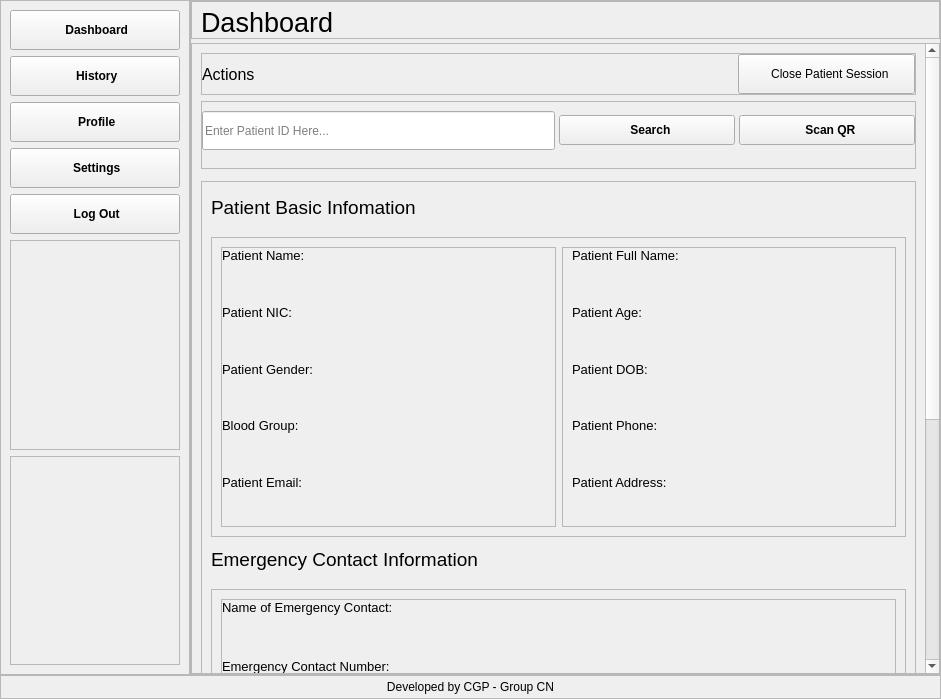
Before: the Qt Designer form config/ux.ui in upekshaip/medical-project-app, drawn with Qt 5.
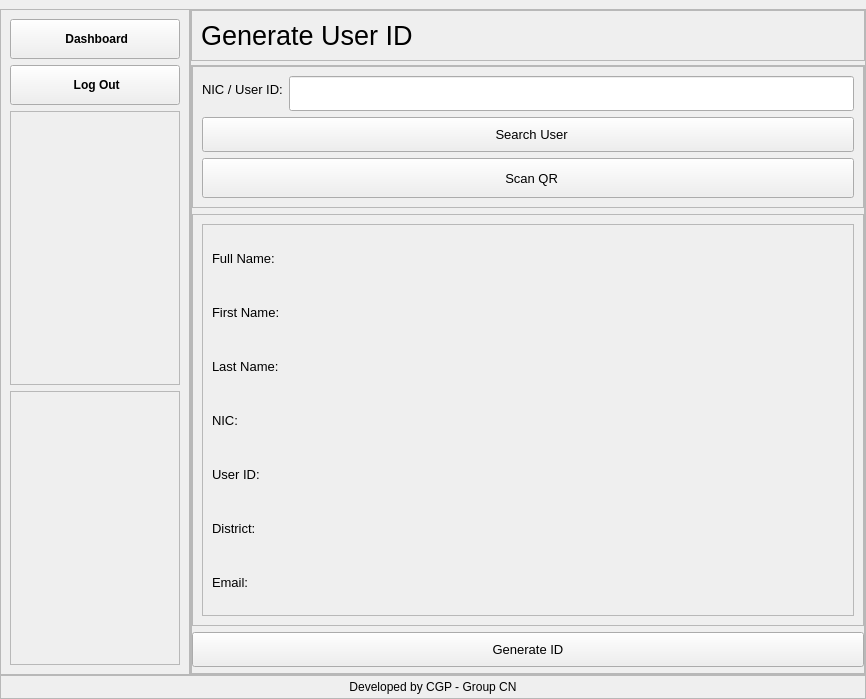
After: the same form once the commit is applied. The open tabs and pages were chosen to show the change. Icons and pictures are not drawn.

Commit message: added the service acc panel

The edit to the form file:
```diff
--- a/config/ux.ui
+++ b/config/ux.ui
@@ -6,7 +6,7 @@
    <rect>
     <x>0</x>
     <y>0</y>
-    <width>941</width>
+    <width>866</width>
     <height>699</height>
    </rect>
   </property>
@@ -52,10 +52,10 @@
 background-color: white;
 }
 
-#side_menu, #side_menu_settings {
+#side_menu, #side_menu_settings, #service_sidemenu {
 background-color: #e3cfff;
 }
-#login_frame {
+#login_frame, #login_frame_2 {
 border: 2px solid #e3cfff;
 border-radius: 15px;
 background-color: #f2e8ff;
@@ -117,7 +117,9 @@
 #menu_profile,
 #menu_logout,
 #menu_settings,
-#back_btn {
+#back_btn,
+#menu_dash_service,
+#menu_logout_service {
   background-color: #0040ff;
   border: 2px solid #0040ff;
   color: white;
@@ -133,7 +135,9 @@
 #menu_cls:hover,
 #menu_logout:hover,
 #settings_btn:hover,
-#back_btn:hover {
+#back_btn:hover,
+#menu_dash_service:hover,
+#menu_logout_service:hover {
   background-color: #0030bf;
   border: 2px solid #0030bf;
   color: white;
@@ -162,7 +166,7 @@
     <item>
      <widget class="QStackedWidget" name="stackedWidget">
       <property name="currentIndex">
-       <number>1</number>
+       <number>4</number>
       </property>
       <widget class="QWidget" name="doctor_login_page">
        <layout class="QHBoxLayout" name="horizontalLayout_11">
@@ -791,7 +795,7 @@
                    <rect>
                     <x>0</x>
                     <y>0</y>
-                    <width>732</width>
+                    <width>657</width>
                     <height>1056</height>
                    </rect>
                   </property>
@@ -3567,6 +3571,897 @@
         </item>
        </layout>
       </widget>
+      <widget class="QWidget" name="emplooyee_login_page">
+       <layout class="QHBoxLayout" name="horizontalLayout_19">
+        <item>
+         <widget class="QFrame" name="login_frame_2">
+          <property name="maximumSize">
+           <size>
+            <width>450</width>
+            <height>650</height>
+           </size>
+          </property>
+          <property name="frameShape">
+           <enum>QFrame::StyledPanel</enum>
+          </property>
+          <property name="frameShadow">
+           <enum>QFrame::Raised</enum>
+          </property>
+          <layout class="QVBoxLayout" name="verticalLayout_76" stretch="1,1,1">
+           <item>
+            <widget class="QFrame" name="frame_109">
+             <property name="frameShape">
+              <enum>QFrame::StyledPanel</enum>
+             </property>
+             <property name="frameShadow">
+              <enum>QFrame::Raised</enum>
+             </property>
+             <layout class="QHBoxLayout" name="horizontalLayout_38" stretch="0,0">
+              <property name="leftMargin">
+               <number>30</number>
+              </property>
+              <item>
+               <widget class="QLabel" name="label_104">
+                <property name="minimumSize">
+                 <size>
+                  <width>0</width>
+                  <height>0</height>
+                 </size>
+                </property>
+                <property name="maximumSize">
+                 <size>
+                  <width>120</width>
+                  <height>120</height>
+                 </size>
+                </property>
+                <property name="text">
+                 <string/>
+                </property>
+                <property name="pixmap">
+                 <pixmap>logo.png</pixmap>
+                </property>
+                <property name="scaledContents">
+                 <bool>true</bool>
+                </property>
+               </widget>
+              </item>
+              <item>
+               <widget class="QFrame" name="frame_35">
+                <property name="frameShape">
+                 <enum>QFrame::StyledPanel</enum>
+                </property>
+                <property name="frameShadow">
+                 <enum>QFrame::Raised</enum>
+                </property>
+                <layout class="QVBoxLayout" name="verticalLayout_20">
+                 <item>
+                  <widget class="QLabel" name="label_47">
+                   <property name="font">
+                    <font>
+                     <family>Arial</family>
+                     <pointsize>32</pointsize>
+                     <weight>50</weight>
+                     <italic>false</italic>
+                     <bold>false</bold>
+                    </font>
+                   </property>
+                   <property name="text">
+                    <string>MedSync</string>
+                   </property>
+                   <property name="alignment">
+                    <set>Qt::AlignBottom|Qt::AlignLeading|Qt::AlignLeft</set>
+                   </property>
+                  </widget>
+                 </item>
+                 <item>
+                  <widget class="QLabel" name="label_48">
+                   <property name="maximumSize">
+                    <size>
+                     <width>16777215</width>
+                     <height>65</height>
+                    </size>
+                   </property>
+                   <property name="font">
+                    <font>
+                     <family>Arial</family>
+                     <pointsize>10</pointsize>
+                     <weight>75</weight>
+                     <italic>false</italic>
+                     <bold>true</bold>
+                    </font>
+                   </property>
+                   <property name="text">
+                    <string>SERVICE ACCOUNT LOGIN</string>
+                   </property>
+                   <property name="alignment">
+                    <set>Qt::AlignLeading|Qt::AlignLeft|Qt::AlignTop</set>
+                   </property>
+                  </widget>
+                 </item>
+                </layout>
+               </widget>
+              </item>
+             </layout>
+            </widget>
+           </item>
+           <item>
+            <widget class="QFrame" name="frame_110">
+             <property name="frameShape">
+              <enum>QFrame::StyledPanel</enum>
+             </property>
+             <property name="frameShadow">
+              <enum>QFrame::Raised</enum>
+             </property>
+             <layout class="QVBoxLayout" name="verticalLayout_77" stretch="2,1,2,1">
+              <item>
+               <widget class="QLabel" name="label_100">
+                <property name="maximumSize">
+                 <size>
+                  <width>16777215</width>
+                  <height>30</height>
+                 </size>
+                </property>
+                <property name="font">
+                 <font>
+                  <pointsize>10</pointsize>
+                  <weight>50</weight>
+                  <italic>false</italic>
+                  <bold>false</bold>
+                 </font>
+                </property>
+                <property name="text">
+                 <string>Username:</string>
+                </property>
+                <property name="alignment">
+                 <set>Qt::AlignBottom|Qt::AlignLeading|Qt::AlignLeft</set>
+                </property>
+               </widget>
+              </item>
+              <item>
+               <widget class="QLineEdit" name="service_login_username">
+                <property name="minimumSize">
+                 <size>
+                  <width>0</width>
+                  <height>30</height>
+                 </size>
+                </property>
+               </widget>
+              </item>
+              <item>
+               <widget class="QLabel" name="label_102">
+                <property name="minimumSize">
+                 <size>
+                  <width>0</width>
+                  <height>0</height>
+                 </size>
+                </property>
+                <property name="maximumSize">
+                 <size>
+                  <width>16777215</width>
+                  <height>30</height>
+                 </size>
+                </property>
+                <property name="font">
+                 <font>
+                  <pointsize>10</pointsize>
+                  <weight>50</weight>
+                  <italic>false</italic>
+                  <bold>false</bold>
+                 </font>
+                </property>
+                <property name="text">
+                 <string>Password:</string>
+                </property>
+                <property name="alignment">
+                 <set>Qt::AlignBottom|Qt::AlignLeading|Qt::AlignLeft</set>
+                </property>
+               </widget>
+              </item>
+              <item>
+               <widget class="QLineEdit" name="service_login_password">
+                <property name="minimumSize">
+                 <size>
+                  <width>0</width>
+                  <height>30</height>
+                 </size>
+                </property>
+                <property name="font">
+                 <font>
+                  <family>MS Shell Dlg 2</family>
+                  <pointsize>10</pointsize>
+                  <weight>50</weight>
+                  <italic>false</italic>
+                  <bold>false</bold>
+                  <strikeout>false</strikeout>
+                  <stylestrategy>PreferDefault</stylestrategy>
+                 </font>
+                </property>
+                <property name="echoMode">
+                 <enum>QLineEdit::Password</enum>
+                </property>
+               </widget>
+              </item>
+             </layout>
+            </widget>
+           </item>
+           <item>
+            <widget class="QFrame" name="frame_111">
+             <property name="frameShape">
+              <enum>QFrame::StyledPanel</enum>
+             </property>
+             <property name="frameShadow">
+              <enum>QFrame::Raised</enum>
+             </property>
+             <layout class="QVBoxLayout" name="verticalLayout_78">
+              <item>
+               <widget class="QLabel" name="service_login_info">
+                <property name="maximumSize">
+                 <size>
+                  <width>16777215</width>
+                  <height>20</height>
+                 </size>
+                </property>
+                <property name="font">
+                 <font>
+                  <family>Arial</family>
+                  <pointsize>10</pointsize>
+                  <weight>50</weight>
+                  <italic>false</italic>
+                  <bold>false</bold>
+                 </font>
+                </property>
+                <property name="text">
+                 <string/>
+                </property>
+               </widget>
+              </item>
+              <item>
+               <widget class="QPushButton" name="service_login_btn">
+                <property name="minimumSize">
+                 <size>
+                  <width>0</width>
+                  <height>40</height>
+                 </size>
+                </property>
+                <property name="font">
+                 <font>
+                  <pointsize>10</pointsize>
+                 </font>
+                </property>
+                <property name="text">
+                 <string>Login</string>
+                </property>
+               </widget>
+              </item>
+              <item>
+               <widget class="QFrame" name="frame_112">
+                <property name="frameShape">
+                 <enum>QFrame::StyledPanel</enum>
+                </property>
+                <property name="frameShadow">
+                 <enum>QFrame::Raised</enum>
+                </property>
+               </widget>
+              </item>
+              <item>
+               <widget class="QPushButton" name="doc_switch_btn">
+                <property name="minimumSize">
+                 <size>
+                  <width>0</width>
+                  <height>35</height>
+                 </size>
+                </property>
+                <property name="font">
+                 <font>
+                  <pointsize>10</pointsize>
+                 </font>
+                </property>
+                <property name="text">
+                 <string>Go to Doctor Login Panel</string>
+                </property>
+               </widget>
+              </item>
+             </layout>
+            </widget>
+           </item>
+          </layout>
+         </widget>
+        </item>
+       </layout>
+      </widget>
+      <widget class="QWidget" name="service_area">
+       <layout class="QHBoxLayout" name="horizontalLayout_21" stretch="1,5">
+        <property name="spacing">
+         <number>0</number>
+        </property>
+        <property name="leftMargin">
+         <number>0</number>
+        </property>
+        <property name="rightMargin">
+         <number>0</number>
+        </property>
+        <property name="bottomMargin">
+         <number>0</number>
+        </property>
+        <item>
+         <widget class="QFrame" name="service_sidemenu">
+          <property name="frameShape">
+           <enum>QFrame::StyledPanel</enum>
+          </property>
+          <property name="frameShadow">
+           <enum>QFrame::Raised</enum>
+          </property>
+          <layout class="QVBoxLayout" name="verticalLayout_21">
+           <item>
+            <widget class="QPushButton" name="menu_dash_service">
+             <property name="minimumSize">
+              <size>
+               <width>0</width>
+               <height>40</height>
+              </size>
+             </property>
+             <property name="font">
+              <font>
+               <family>Arial</family>
+               <pointsize>9</pointsize>
+               <weight>75</weight>
+               <bold>true</bold>
+              </font>
+             </property>
+             <property name="text">
+              <string> Dashboard</string>
+             </property>
+             <property name="icon">
+              <iconset>
+               <normaloff>icons/dashboard.png</normaloff>icons/dashboard.png</iconset>
+             </property>
+             <property name="iconSize">
+              <size>
+               <width>25</width>
+               <height>25</height>
+              </size>
+             </property>
+            </widget>
+           </item>
+           <item>
+            <widget class="QPushButton" name="menu_logout_service">
+             <property name="minimumSize">
+              <size>
+               <width>0</width>
+               <height>40</height>
+              </size>
+             </property>
+             <property name="font">
+              <font>
+               <family>Arial</family>
+               <pointsize>9</pointsize>
+               <weight>75</weight>
+               <bold>true</bold>
+              </font>
+             </property>
+             <property name="text">
+              <string> Log Out</string>
+             </property>
+             <property name="icon">
+              <iconset>
+               <normaloff>icons/logout.png</normaloff>icons/logout.png</iconset>
+             </property>
+             <property name="iconSize">
+              <size>
+               <width>25</width>
+               <height>25</height>
+              </size>
+             </property>
+            </widget>
+           </item>
+           <item>
+            <widget class="QFrame" name="frame_36">
+             <property name="frameShape">
+              <enum>QFrame::StyledPanel</enum>
+             </property>
+             <property name="frameShadow">
+              <enum>QFrame::Raised</enum>
+             </property>
+            </widget>
+           </item>
+           <item>
+            <widget class="QFrame" name="frame_37">
+             <property name="frameShape">
+              <enum>QFrame::StyledPanel</enum>
+             </property>
+             <property name="frameShadow">
+              <enum>QFrame::Raised</enum>
+             </property>
+             <layout class="QHBoxLayout" name="horizontalLayout_20">
+              <item>
+               <widget class="QLabel" name="label_122">
+                <property name="minimumSize">
+                 <size>
+                  <width>150</width>
+                  <height>150</height>
+                 </size>
+                </property>
+                <property name="maximumSize">
+                 <size>
+                  <width>150</width>
+                  <height>150</height>
+                 </size>
+                </property>
+                <property name="autoFillBackground">
+                 <bool>false</bool>
+                </property>
+                <property name="text">
+                 <string/>
+                </property>
+                <property name="pixmap">
+                 <pixmap>logo.png</pixmap>
+                </property>
+                <property name="scaledContents">
+                 <bool>true</bool>
+                </property>
+                <property name="alignment">
+                 <set>Qt::AlignCenter</set>
+                </property>
+                <property name="wordWrap">
+                 <bool>false</bool>
+                </property>
+                <property name="openExternalLinks">
+                 <bool>false</bool>
+                </property>
+               </widget>
+              </item>
+             </layout>
+            </widget>
+           </item>
+          </layout>
+         </widget>
+        </item>
+        <item>
+         <widget class="QFrame" name="frame_38">
+          <property name="frameShape">
+           <enum>QFrame::StyledPanel</enum>
+          </property>
+          <property name="frameShadow">
+           <enum>QFrame::Raised</enum>
+          </property>
+          <layout class="QVBoxLayout" name="verticalLayout_22">
+           <property name="spacing">
+            <number>4</number>
+           </property>
+           <property name="leftMargin">
+            <number>0</number>
+           </property>
+           <property name="topMargin">
+            <number>0</number>
+           </property>
+           <property name="rightMargin">
+            <number>0</number>
+           </property>
+           <property name="bottomMargin">
+            <number>0</number>
+           </property>
+           <item>
+            <widget class="QFrame" name="frame_39">
+             <property name="font">
+              <font>
+               <pointsize>8</pointsize>
+              </font>
+             </property>
+             <property name="frameShape">
+              <enum>QFrame::StyledPanel</enum>
+             </property>
+             <property name="frameShadow">
+              <enum>QFrame::Raised</enum>
+             </property>
+             <layout class="QHBoxLayout" name="horizontalLayout_22">
+              <item>
+               <widget class="QLabel" name="label_49">
+                <property name="font">
+                 <font>
+                  <pointsize>20</pointsize>
+                 </font>
+                </property>
+                <property name="text">
+                 <string>Generate User ID</string>
+                </property>
+               </widget>
+              </item>
+             </layout>
+            </widget>
+           </item>
+           <item>
+            <widget class="QScrollArea" name="scrollArea_2">
+             <property name="widgetResizable">
+              <bool>true</bool>
+             </property>
+             <widget class="QWidget" name="scrollAreaWidgetContents_2">
+              <property name="geometry">
+               <rect>
+                <x>0</x>
+                <y>0</y>
+                <width>672</width>
+                <height>597</height>
+               </rect>
+              </property>
+              <layout class="QVBoxLayout" name="verticalLayout_23" stretch="0,1,0,0">
+               <property name="leftMargin">
+                <number>0</number>
+               </property>
+               <property name="topMargin">
+                <number>0</number>
+               </property>
+               <property name="rightMargin">
+                <number>0</number>
+               </property>
+               <property name="bottomMargin">
+                <number>0</number>
+               </property>
+               <item>
+                <widget class="QFrame" name="frame_40">
+                 <property name="maximumSize">
+                  <size>
+                   <width>16777215</width>
+                   <height>150</height>
+                  </size>
+                 </property>
+                 <property name="frameShape">
+                  <enum>QFrame::StyledPanel</enum>
+                 </property>
+                 <property name="frameShadow">
+                  <enum>QFrame::Raised</enum>
+                 </property>
+                 <layout class="QFormLayout" name="formLayout_5">
+                  <item row="0" column="0">
+                   <widget class="QLabel" name="label_50">
+                    <property name="font">
+                     <font>
+                      <pointsize>10</pointsize>
+                     </font>
+                    </property>
+                    <property name="text">
+                     <string>NIC / User ID:</string>
+                    </property>
+                   </widget>
+                  </item>
+                  <item row="0" column="1">
+                   <widget class="QLineEdit" name="search_user_id">
+                    <property name="minimumSize">
+                     <size>
+                      <width>0</width>
+                      <height>35</height>
+                     </size>
+                    </property>
+                   </widget>
+                  </item>
+                  <item row="1" column="0" colspan="2">
+                   <widget class="QPushButton" name="search_user_btn">
+                    <property name="minimumSize">
+                     <size>
+                      <width>0</width>
+                      <height>35</height>
+                     </size>
+                    </property>
+                    <property name="font">
+                     <font>
+                      <family>Arial</family>
+                      <pointsize>10</pointsize>
+                     </font>
+                    </property>
+                    <property name="text">
+                     <string>  Search User</string>
+                    </property>
+                    <property name="icon">
+                     <iconset>
+                      <normaloff>icons/search.png</normaloff>icons/search.png</iconset>
+                    </property>
+                    <property name="iconSize">
+                     <size>
+                      <width>25</width>
+                      <height>25</height>
+                     </size>
+                    </property>
+                   </widget>
+                  </item>
+                  <item row="2" column="0" colspan="2">
+                   <widget class="QPushButton" name="scan_qr_user_btn">
+                    <property name="minimumSize">
+                     <size>
+                      <width>0</width>
+                      <height>40</height>
+                     </size>
+                    </property>
+                    <property name="font">
+                     <font>
+                      <family>Arial</family>
+                      <pointsize>10</pointsize>
+                     </font>
+                    </property>
+                    <property name="text">
+                     <string>  Scan QR</string>
+                    </property>
+                    <property name="icon">
+                     <iconset>
+                      <normaloff>icons/qr.png</normaloff>icons/qr.png</iconset>
+                    </property>
+                    <property name="iconSize">
+                     <size>
+                      <width>25</width>
+                      <height>25</height>
+                     </size>
+                    </property>
+                   </widget>
+                  </item>
+                 </layout>
+                </widget>
+               </item>
+               <item>
+                <widget class="QFrame" name="frame_41">
+                 <property name="frameShape">
+                  <enum>QFrame::StyledPanel</enum>
+                 </property>
+                 <property name="frameShadow">
+                  <enum>QFrame::Raised</enum>
+                 </property>
+                 <layout class="QHBoxLayout" name="horizontalLayout_23" stretch="1">
+                  <item>
+                   <widget class="QFrame" name="user_info_frame">
+                    <property name="frameShape">
+                     <enum>QFrame::StyledPanel</enum>
+                    </property>
+                    <property name="frameShadow">
+                     <enum>QFrame::Raised</enum>
+                    </property>
+                    <layout class="QGridLayout" name="gridLayout_6" columnstretch="0,10" columnminimumwidth="0,10">
+                     <item row="0" column="0">
+                      <widget class="QLabel" name="label_67">
+                       <property name="font">
+                        <font>
+                         <family>Arial</family>
+                         <pointsize>10</pointsize>
+                        </font>
+                       </property>
+                       <property name="text">
+                        <string>Full Name:</string>
+                       </property>
+                      </widget>
+                     </item>
+                     <item row="0" column="1">
+                      <widget class="QLabel" name="user_full_name">
+                       <property name="font">
+                        <font>
+                         <family>Arial</family>
+                         <pointsize>10</pointsize>
+                         <weight>75</weight>
+                         <bold>true</bold>
+                        </font>
+                       </property>
+                       <property name="text">
+                        <string/>
+                       </property>
+                      </widget>
+                     </item>
+                     <item row="1" column="0">
+                      <widget class="QLabel" name="label_51">
+                       <property name="font">
+                        <font>
+                         <family>Arial</family>
+                         <pointsize>10</pointsize>
+                        </font>
+                       </property>
+                       <property name="text">
+                        <string>First Name:</string>
+                       </property>
+                      </widget>
+                     </item>
+                     <item row="1" column="1">
+                      <widget class="QLabel" name="user_first_name">
+                       <property name="font">
+                        <font>
+                         <family>Arial</family>
+                         <pointsize>10</pointsize>
+                         <weight>75</weight>
+                         <bold>true</bold>
+                        </font>
+                       </property>
+                       <property name="text">
+                        <string/>
+                       </property>
+                      </widget>
+                     </item>
+                     <item row="2" column="0">
+                      <widget class="QLabel" name="label_52">
+                       <property name="font">
+                        <font>
+                         <family>Arial</family>
+                         <pointsize>10</pointsize>
+                        </font>
+                       </property>
+                       <property name="text">
+                        <string>Last Name:</string>
+                       </property>
+                      </widget>
+                     </item>
+                     <item row="2" column="1">
+                      <widget class="QLabel" name="user_last_name">
+                       <property name="font">
+                        <font>
+                         <family>Arial</family>
+                         <pointsize>10</pointsize>
+                         <weight>75</weight>
+                         <bold>true</bold>
+                        </font>
+                       </property>
+                       <property name="text">
+                        <string/>
+                       </property>
+                      </widget>
+                     </item>
+                     <item row="3" column="0">
+                      <widget class="QLabel" name="label_53">
+                       <property name="font">
+                        <font>
+                         <family>Arial</family>
+                         <pointsize>10</pointsize>
+                        </font>
+                       </property>
+                       <property name="text">
+                        <string>NIC:</string>
+                       </property>
+                      </widget>
+                     </item>
+                     <item row="3" column="1">
+                      <widget class="QLabel" name="user_nic">
+                       <property name="font">
+                        <font>
+                         <family>Arial</family>
+                         <pointsize>10</pointsize>
+                         <weight>75</weight>
+                         <bold>true</bold>
+                        </font>
+                       </property>
+                       <property name="text">
+                        <string/>
+                       </property>
+                      </widget>
+                     </item>
+                     <item row="4" column="0">
+                      <widget class="QLabel" name="label_55">
+                       <property name="font">
+                        <font>
+                         <family>Arial</family>
+                         <pointsize>10</pointsize>
+                        </font>
+                       </property>
+                       <property name="text">
+                        <string>User ID:</string>
+                       </property>
+                      </widget>
+                     </item>
+                     <item row="4" column="1">
+                      <widget class="QLabel" name="user_uid">
+                       <property name="font">
+                        <font>
+                         <family>Arial</family>
+                         <pointsize>10</pointsize>
+                         <weight>75</weight>
+                         <bold>true</bold>
+                        </font>
+                       </property>
+                       <property name="text">
+                        <string/>
+                       </property>
+                      </widget>
+                     </item>
+                     <item row="5" column="0">
+                      <widget class="QLabel" name="label_60">
+                       <property name="font">
+                        <font>
+                         <family>Arial</family>
+                         <pointsize>10</pointsize>
+                        </font>
+                       </property>
+                       <property name="text">
+                        <string>District:</string>
+                       </property>
+                      </widget>
+                     </item>
+                     <item row="5" column="1">
+                      <widget class="QLabel" name="user_district">
+                       <property name="font">
+                        <font>
+                         <family>Arial</family>
+                         <pointsize>10</pointsize>
+                         <weight>75</weight>
+                         <bold>true</bold>
+                        </font>
+                       </property>
+                       <property name="text">
+                        <string/>
+                       </property>
+                      </widget>
+                     </item>
+                     <item row="6" column="0">
+                      <widget class="QLabel" name="label_62">
+                       <property name="font">
+                        <font>
+                         <family>Arial</family>
+                         <pointsize>10</pointsize>
+                        </font>
+                       </property>
+                       <property name="text">
+                        <string>Email:</string>
+                       </property>
+                      </widget>
+                     </item>
+                     <item row="6" column="1">
+                      <widget class="QLabel" name="user_email">
+                       <property name="font">
+                        <font>
+                         <family>Arial</family>
+                         <pointsize>10</pointsize>
+                         <weight>75</weight>
+                         <bold>true</bold>
+                        </font>
+                       </property>
+                       <property name="text">
+                        <string/>
+                       </property>
+                      </widget>
+                     </item>
+                    </layout>
+                   </widget>
+                  </item>
+                 </layout>
+                </widget>
+               </item>
+               <item>
+                <widget class="QPushButton" name="generate_id">
+                 <property name="minimumSize">
+                  <size>
+                   <width>0</width>
+                   <height>35</height>
+                  </size>
+                 </property>
+                 <property name="font">
+                  <font>
+                   <family>Arial</family>
+                   <pointsize>10</pointsize>
+                  </font>
+                 </property>
+                 <property name="text">
+                  <string>Generate ID</string>
+                 </property>
+                 <property name="icon">
+                  <iconset>
+                   <normaloff>icons/add_class.png</normaloff>icons/add_class.png</iconset>
+                 </property>
+                 <property name="iconSize">
+                  <size>
+                   <width>25</width>
+                   <height>25</height>
+                  </size>
+                 </property>
+                </widget>
+               </item>
+               <item>
+                <widget class="QFrame" name="frame_44">
+                 <property name="frameShape">
+                  <enum>QFrame::StyledPanel</enum>
+                 </property>
+                 <property name="frameShadow">
+                  <enum>QFrame::Raised</enum>
+                 </property>
+                </widget>
+               </item>
+              </layout>
+             </widget>
+            </widget>
+           </item>
+          </layout>
+         </widget>
+        </item>
+       </layout>
+      </widget>
      </widget>
     </item>
     <item>
```
Left out of the diff: 20 changed lines with no effect on the pictures. The commit also changes 5 other files.
